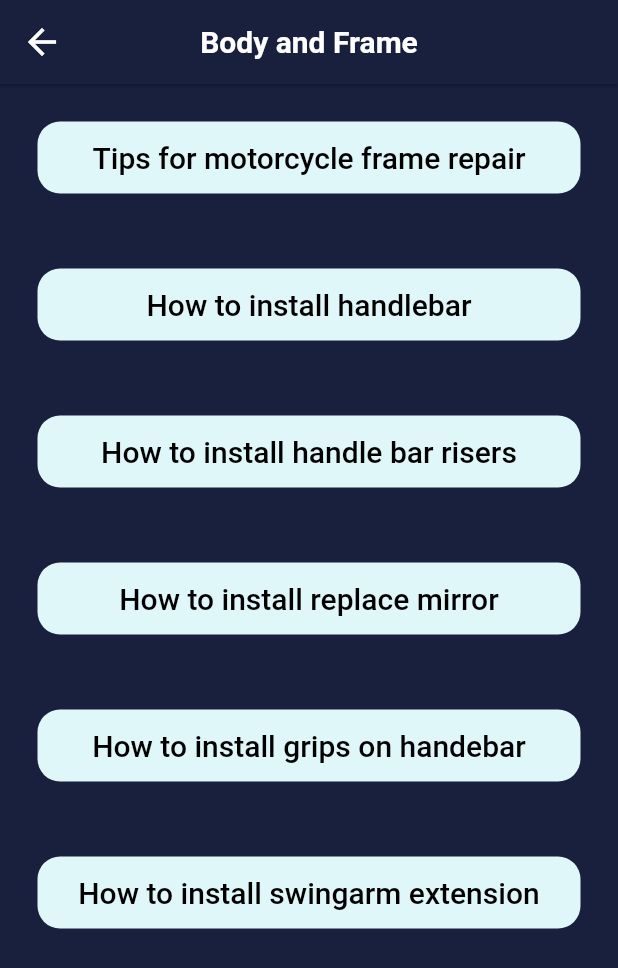
After one commit to bsthaa/Merogadi, a Flutter app: the Parts screen opened directly, after a tap on "Body and Frame", on a phone screen of 412 x 824 dp. The commit adds this screen. Shown: the top 968 px of the screen. Run offline on Flutter 3.47's test engine with Material 2 defaults, Android fonts, the phone set to English and light mode, and no system bars; our stand-ins replace cloud_firestore, firebase_auth, firebase_core, fluttertoast; accounts and stored records are empty.

Commit message:
Motorcycle Repair feature

```diff
--- /dev/null
+++ b/merogadi/lib/RepairQ&A/body_frame.dart
@@ -0,0 +1,150 @@
+import 'package:flutter/material.dart';
+import 'package:merogadi/RepairQ&A/QuestionsAns/frame_rep.dart';
+
+class BodyFrame extends StatefulWidget {
+  const BodyFrame({Key? key}) : super(key: key);
+
+  @override
+  _BodyFrameState createState() => _BodyFrameState();
+}
+
+class _BodyFrameState extends State<BodyFrame> {
+  @override
+  Widget build(BuildContext context) {
+    return Scaffold(
+        appBar: AppBar(
+          backgroundColor: const Color(0xff18203d),
+          title: const Text(
+            "Body and Frame",
+            style: TextStyle(
+                color: Colors.white, fontWeight: FontWeight.w700, fontSize: 20),
+          ),
+          centerTitle: true,
+          elevation: 1,
+          leading: IconButton(
+            icon: const Icon(
+              Icons.arrow_back,
+              color: Colors.white,
+              size: 28,
+            ),
+            onPressed: () {
+              //navigate back to home
+              Navigator.pop(context);
+            },
+          ),
+        ),
+        backgroundColor: const Color(0xff18203d),
+        body: Center(
+            child: Column(children: <Widget>[
+          Container(
+            decoration: BoxDecoration(
+              borderRadius: BorderRadius.circular(15),
+              color: const Color(0xFFE0F7FA),
+            ),
+            width: 400,
+            margin: const EdgeInsets.all(25),
+            child: TextButton(
+              child: const Text(
+                'Tips for motorcycle frame repair',
+                style: TextStyle(
+                  fontSize: 20.0,
+                  color: Colors.black,
+                ),
+              ),
+              onPressed: () => Navigator.push(context,
+                  MaterialPageRoute(builder: (context) => const FrameRep())),
+            ),
+          ),
+          Container(
+            decoration: BoxDecoration(
+              borderRadius: BorderRadius.circular(15),
+              color: const Color(0xFFE0F7FA),
+            ),
+            width: 400,
+            margin: const EdgeInsets.all(25),
+            child: TextButton(
+              child: const Text(
+                'How to install handlebar',
+                style: TextStyle(
+                  fontSize: 20.0,
+                  color: Colors.black,
+                ),
+              ),
+              onPressed: () {},
+            ),
+          ),
+          Container(
+            decoration: BoxDecoration(
+              borderRadius: BorderRadius.circular(15),
+              color: const Color(0xFFE0F7FA),
+            ),
+            width: 400,
+            margin: const EdgeInsets.all(25),
+            child: TextButton(
+              child: const Text(
+                'How to install handle bar risers',
+                style: TextStyle(
+                  fontSize: 20.0,
+                  color: Colors.black,
+                ),
+              ),
+              onPressed: () {},
+            ),
+          ),
+          Container(
+            decoration: BoxDecoration(
+              borderRadius: BorderRadius.circular(15),
+              color: const Color(0xFFE0F7FA),
+            ),
+            width: 400,
+            margin: const EdgeInsets.all(25),
+            child: TextButton(
+              child: const Text(
+                'How to install replace mirror',
+                style: TextStyle(
+                  fontSize: 20.0,
+                  color: Colors.black,
+                ),
+              ),
+              onPressed: () {},
+            ),
+          ),
+          Container(
+            decoration: BoxDecoration(
+              borderRadius: BorderRadius.circular(15),
+              color: const Color(0xFFE0F7FA),
+            ),
+            width: 400,
+            margin: const EdgeInsets.all(25),
+            child: TextButton(
+              child: const Text(
+                'How to install grips on handebar',
+                style: TextStyle(
+                  fontSize: 20.0,
+                  color: Colors.black,
+                ),
+              ),
+              onPressed: () {},
+            ),
+          ),
+          Container(
+            decoration: BoxDecoration(
+              borderRadius: BorderRadius.circular(15),
+              color: const Color(0xFFE0F7FA),
+            ),
+            width: 400,
+            margin: const EdgeInsets.all(25),
+            child: TextButton(
+              child: const Text(
+                'How to install swingarm extension',
+                style: TextStyle(
+                  fontSize: 20.0,
+                  color: Colors.black,
+                ),
+              ),
+              onPressed: () {},
+            ),
+          ),
+        ])));
+  }
+}
--- /dev/null
+++ b/merogadi/lib/parts_and_acce.dart
@@ -0,0 +1,164 @@
+import 'dart:ui';
+import 'package:flutter/material.dart';
+import 'package:merogadi/RepairQ&A/body_frame.dart';
+import 'package:merogadi/RepairQ&A/fuel_air.dart';
+import 'package:merogadi/parts_card.dart';
+
+class Parts extends StatefulWidget {
+  const Parts({Key? key}) : super(key: key);
+
+  @override
+  _PartsState createState() => _PartsState();
+}
+
+class _PartsState extends State<Parts> {
+  @override
+  Widget build(BuildContext context) {
+    return Scaffold(
+      appBar: AppBar(
+        backgroundColor: const Color(0xff18203d),
+        title: const Text(
+          "Motorcycle Repair",
+          style: TextStyle(
+              color: Colors.white, fontWeight: FontWeight.w700, fontSize: 22),
+        ),
+        centerTitle: true,
+        elevation: 0,
+        leading: IconButton(
+          icon: const Icon(
+            Icons.arrow_back,
+            color: Colors.white,
+            size: 28,
+          ),
+          onPressed: () {
+            //navigate back to home
+            Navigator.pop(context);
+          },
+        ),
+      ),
+      backgroundColor: const Color(0xff18203d),
+
+      //screen body
+      body: SingleChildScrollView(
+          child: Column(
+        children: [
+          SizedBox(
+              height: 180,
+              width: MediaQuery.of(context).size.width,
+              child: Row(
+                  mainAxisAlignment: MainAxisAlignment.spaceEvenly,
+                  children: [
+                    GestureDetector(
+                      onTap: () => Navigator.push(
+                          context,
+                          MaterialPageRoute(
+                              builder: (context) => const BodyFrame())),
+                      child: ClipRRect(
+                        borderRadius: BorderRadius.circular(20),
+                        child: const PartsCard(
+                          title: "Body and Frame",
+                          background: Color(0xFFE0F7FA),
+                          icons: Icons.miscellaneous_services,
+                        ),
+                      ),
+                    ),
+                    GestureDetector(
+                        onTap: () => Navigator.push(
+                            context,
+                            MaterialPageRoute(
+                                builder: (context) => const FuelAir())),
+                        child: ClipRRect(
+                          borderRadius: BorderRadius.circular(10),
+                          child: const PartsCard(
+                            title: "Fuel and Air",
+                            background: Color(0xFFE0F7FA),
+                            icons: Icons.build_circle,
+                          ),
+                        )),
+                  ])),
+          SizedBox(
+              height: 180,
+              width: MediaQuery.of(context).size.width,
+              child: Row(
+                mainAxisAlignment: MainAxisAlignment.spaceEvenly,
+                children: [
+                  GestureDetector(
+                    onTap: () => Navigator.push,
+                    child: const PartsCard(
+                      title: "Control and Brakes",
+                      background: Color(0xFFE0F7FA),
+                      icons: Icons.store_mall_directory,
+                    ),
+                  ),
+                  const PartsCard(
+                    title: "Electrical",
+                    background: Color(0xFFE0F7FA),
+                    icons: Icons.two_wheeler,
+                  ),
+                ],
+              )),
+          SizedBox(
+              height: 180,
+              width: MediaQuery.of(context).size.width,
+              child: Row(
+                mainAxisAlignment: MainAxisAlignment.spaceEvenly,
+                children: [
+                  GestureDetector(
+                    child: const PartsCard(
+                      title: "Wheels and Drives",
+                      background: Color(0xFFE0F7FA),
+                      icons: Icons.near_me,
+                    ),
+                  ),
+                  const PartsCard(
+                    title: "Engine and Exhaust",
+                    background: Color(0xFFE0F7FA),
+                    icons: Icons.book,
+                  ),
+                ],
+              )),
+          SizedBox(
+              height: 180,
+              width: MediaQuery.of(context).size.width,
+              child: Row(
+                mainAxisAlignment: MainAxisAlignment.spaceEvenly,
+                children: [
+                  GestureDetector(
+                    child: const PartsCard(
+                      title: "Cooling and Heating",
+                      background: Color(0xFFE0F7FA),
+                      icons: Icons.near_me,
+                    ),
+                  ),
+                  const PartsCard(
+                    title: "Suspension",
+                    background: Color(0xFFE0F7FA),
+                    icons: Icons.book,
+                  ),
+                ],
+              )),
+          SizedBox(
+              height: 180,
+              width: MediaQuery.of(context).size.width,
+              child: Row(
+                mainAxisAlignment: MainAxisAlignment.spaceEvenly,
+                children: [
+                  GestureDetector(
+                    child: const PartsCard(
+                      title: "Paint and Scratches",
+                      background: Color(0xFFE0F7FA),
+                      icons: Icons.near_me,
+                    ),
+                  ),
+                  const PartsCard(
+                    title: "Motrbike Products",
+                    background: Color(0xFFE0F7FA),
+                    icons: Icons.book,
+                  ),
+                ],
+              )),
+        ],
+      )),
+    );
+  }
+}
--- /dev/null
+++ b/merogadi/lib/parts_card.dart
@@ -0,0 +1,59 @@
+import 'package:flutter/material.dart';
+
+class PartsCard extends StatelessWidget {
+  //card properties
+  final IconData? icons;
+  final String title;
+  final Color background;
+
+  //final VoidCallback onPressed;
+
+  const PartsCard({
+    Key? key,
+    required this.icons,
+    required this.title,
+    required this.background,
+    //required this.onPressed
+  }) : super(key: key);
+
+  @override
+  Widget build(BuildContext context) {
+    return Padding(
+      padding: const EdgeInsets.all(2.0),
+      child: Card(
+        shape: RoundedRectangleBorder(borderRadius: BorderRadius.circular(8.0)),
+        child: Container(
+          height: 150,
+          width: 150,
+          decoration: BoxDecoration(
+            borderRadius: BorderRadius.circular(8),
+            color: background,
+          ),
+          child: Padding(
+            padding: const EdgeInsets.all(8.0),
+            child: Column(
+              mainAxisAlignment: MainAxisAlignment.center,
+              crossAxisAlignment: CrossAxisAlignment.center,
+              children: [
+                const SizedBox(
+                  height: 8,
+                ),
+                Align(
+                  alignment: FractionalOffset.bottomCenter,
+                  child: Text(
+                    title,
+                    textAlign: TextAlign.center,
+                    style: const TextStyle(
+                        fontSize: 18,
+                        fontWeight: FontWeight.w500,
+                        color: Colors.black),
+                  ),
+                ),
+              ],
+            ),
+          ),
+        ),
+      ),
+    );
+  }
+}
--- a/merogadi/lib/signup_screen.dart
+++ b/merogadi/lib/signup_screen.dart
@@ -280,10 +280,10 @@ class _RegistrationScreenState extends State<SignUpScreen> {
                 crossAxisAlignment: CrossAxisAlignment.center,
                 children: <Widget>[
                   SizedBox(
-                      height: 200,
-                      width: 240,
+                      height: 150,
+                      width: 350,
                       child: Image.asset(
-                        "assets/images/backimg.png",
+                        "assets/images/backimg3.png",
                         fit: BoxFit.contain,
                       )),
                   const SizedBox(height: 45),
```
Also changed, not shown: merogadi/lib/RepairQ&A/QuestionsAns/frame_rep.dart (added, +58 -0 lines), merogadi/lib/RepairQ&A/QuestionsAns/fuelair.dart (added, +60 -0 lines), merogadi/lib/RepairQ&A/fuel_air.dart (added, +132 -0 lines), merogadi/lib/home.dart (+26 -21 lines), merogadi/lib/login_screen.dart (+5 -5 lines), merogadi/assets/images/app_logo.png, merogadi/assets/images/backimg2.jpg (added), merogadi/assets/images/backimg3.jpg (added), merogadi/assets/images/backimg3.png (added), merogadi/assets/images/carburetot.jpg (added), merogadi/assets/images/frame.jpg (added).
